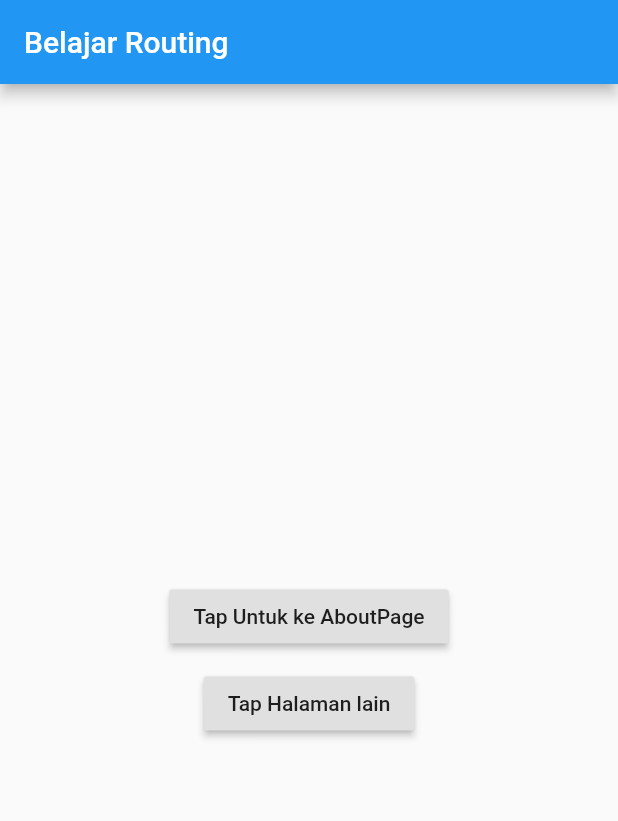
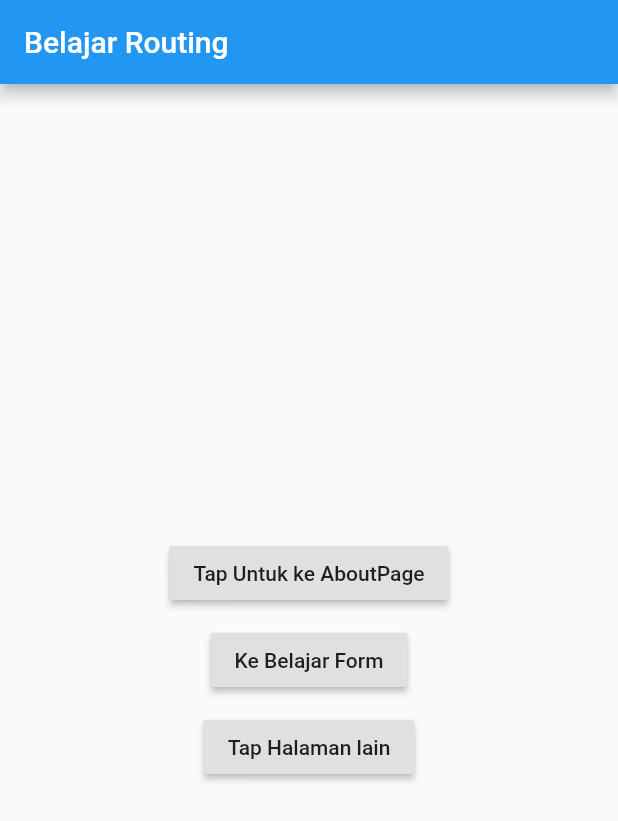
Before and after one commit to rosydaqbar/raden_06tple019, a Flutter app: the screen it shows after launch, on a phone screen of 412 x 824 dp. Shown: the top 821 px of the screen. Run offline on Flutter 3.47's test engine with Material 2 defaults, Android fonts, the phone set to English and light mode, and no system bars.

Commit message:
Update pertemuan 6
membuat halaman form

```diff
--- a/pertemuan_5dan6/lib/routes.dart
+++ b/pertemuan_5dan6/lib/routes.dart
@@ -1,5 +1,6 @@
 import 'package:flutter/material.dart';
 import 'package:pertemuan_5dan6/screen.dart';
+import 'package:pertemuan_5dan6/form.dart';
 
 class RouteGenerator {
   static Route<dynamic> generateRoute(RouteSettings settings) {
@@ -10,7 +11,8 @@ class RouteGenerator {
         return MaterialPageRoute(builder: (_) => HomePage());
       case '/about':
         return MaterialPageRoute(builder: (_) => AboutPage());
-      // return MaterialPageRoute(builder: (_) => AboutPage(args));
+      case '/belajarform':
+        return MaterialPageRoute(builder: (_) => BelajarForm());
       default:
         return _errorRoute();
     }
--- a/pertemuan_5dan6/lib/screen.dart
+++ b/pertemuan_5dan6/lib/screen.dart
@@ -17,7 +17,18 @@ class HomePage extends StatelessWidget {
               },
               child: Text('Tap Untuk ke AboutPage'),
             ),
-            SizedBox(height: 10),
+            SizedBox(
+              height: 10.0,
+            ),
+            RaisedButton(
+              onPressed: () {
+                Navigator.pushNamed(context, '/belajarform');
+              },
+              child: Text('Ke Belajar Form'),
+            ),
+            SizedBox(
+              height: 10.0,
+            ),
             RaisedButton(
               onPressed: () {
                 Navigator.pushNamed(context, '/halaman-404');
```
Also changed, not shown: pertemuan_5dan6/lib/form.dart (added, +50 -0 lines).
